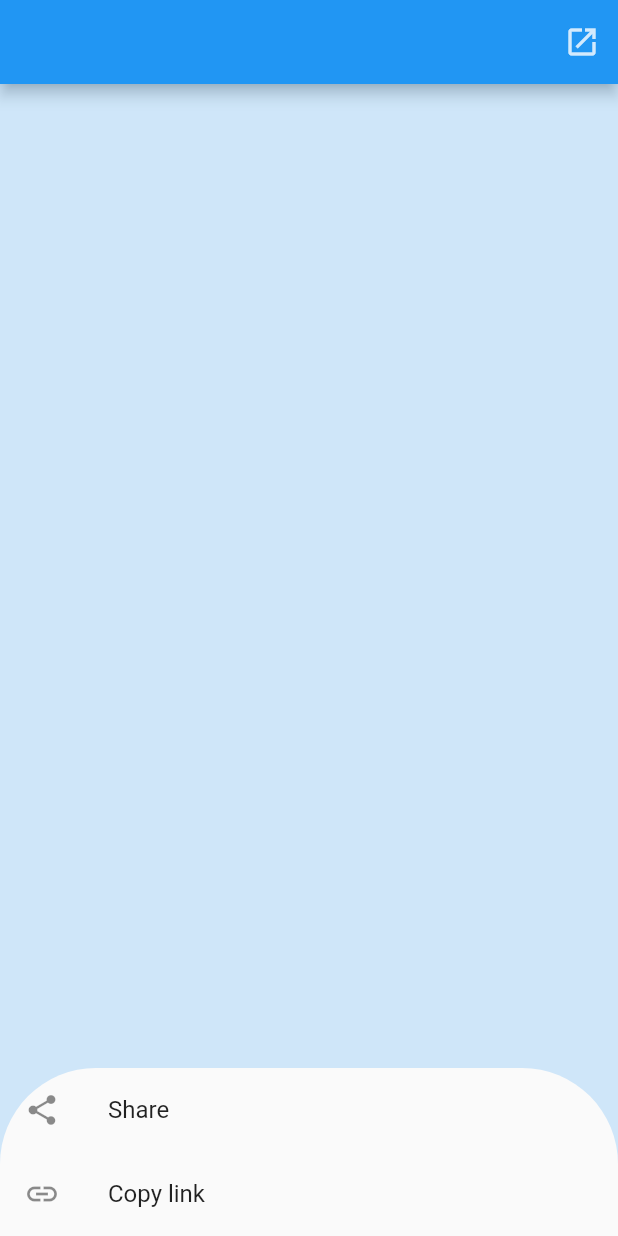
After one commit to MigAlex/october_2020_practise_7, a Flutter app: the screen it shows after launch, after a tap on the "open in new" icon, on a phone screen of 412 x 824 dp. The commit adds this screen. Run offline on Flutter 3.47's test engine with Material 2 defaults, Android fonts, the phone set to English and light mode, and no system bars.

Commit message:
modal bottom sheet

```diff
--- /dev/null
+++ b/lib/customs/my_modal_bottom_sheet.dart
@@ -0,0 +1,51 @@
+import 'package:flutter/material.dart';
+
+class MyModalBottomSheet extends StatefulWidget {
+  @override
+  _MyModalBottomSheetState createState() => _MyModalBottomSheetState();
+}
+
+class _MyModalBottomSheetState extends State<MyModalBottomSheet> {
+  @override
+  Widget build(BuildContext context) => Scaffold(
+        appBar: AppBar(
+          actions: [
+            IconButton(
+              icon: Icon(Icons.open_in_new),
+              onPressed: showBottomSheet,
+            ),
+          ],
+        ),
+        body: Container(),
+      );
+
+  void showBottomSheet() => showModalBottomSheet(
+        enableDrag: true,
+        isDismissible: true,
+        shape: RoundedRectangleBorder(
+          borderRadius: BorderRadius.only(
+            topLeft: Radius.circular(64),
+            topRight: Radius.circular(64),
+          ),
+        ),
+        barrierColor: Colors.blue.withOpacity(0.2),
+        context: context,
+        builder: (context) => Column(
+          mainAxisSize: MainAxisSize.min,
+          children: [
+            ListTile(
+              leading: Icon(Icons.share),
+              title: Text('Share'),
+              onTap: () {
+                Navigator.of(context).pop(context);
+              },
+            ),
+            ListTile(
+              leading: Icon(Icons.link),
+              title: Text('Copy link'),
+              onTap: () => {},
+            ),
+          ],
+        ),
+      );
+}
--- a/lib/home.dart
+++ b/lib/home.dart
@@ -1,6 +1,5 @@
 import 'package:flutter/material.dart';
 
-import 'customs/my_bottom_sheet.dart';
 
 class HomeScreen extends StatelessWidget {
   @override
@@ -8,11 +7,6 @@ class HomeScreen extends StatelessWidget {
     return Scaffold(
       backgroundColor: Colors.grey[300],
       body: Center(child: Text('hej')),
-      bottomSheet: MyBottomSheet(
-        title: 'Heya',
-        onClickedNo: () {},
-        onClickedYes: () {},
-      ),
     );
   }
 }
--- a/lib/main.dart
+++ b/lib/main.dart
@@ -1,4 +1,5 @@
 import 'package:flutter/material.dart';
+import 'package:october_2020_practise_7/customs/my_modal_bottom_sheet.dart';
 import 'package:october_2020_practise_7/home.dart';
 
 
@@ -11,7 +12,7 @@ class MyApp extends StatelessWidget {
   Widget build(BuildContext context) {
     return MaterialApp(
       debugShowCheckedModeBanner: false,
-      home: HomeScreen(),
+      home: MyModalBottomSheet(),
     );
   }
 }
```
